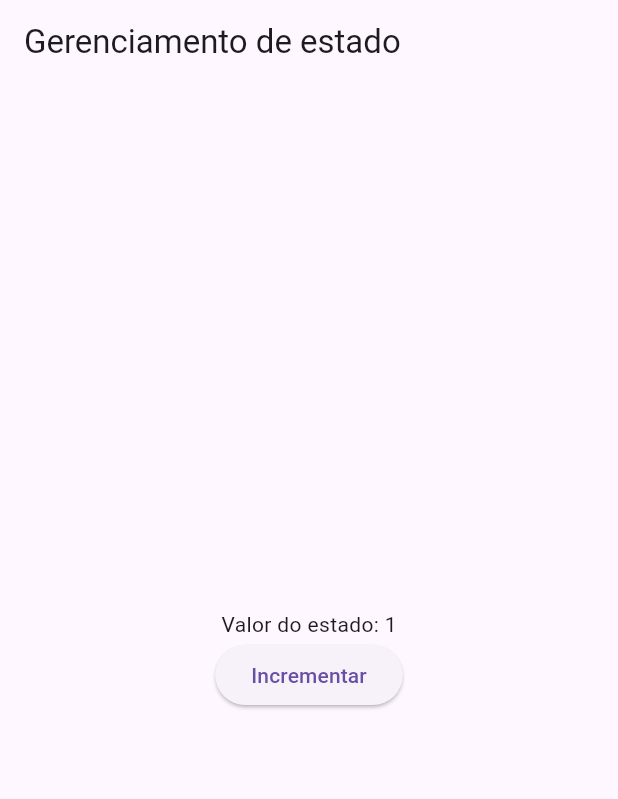
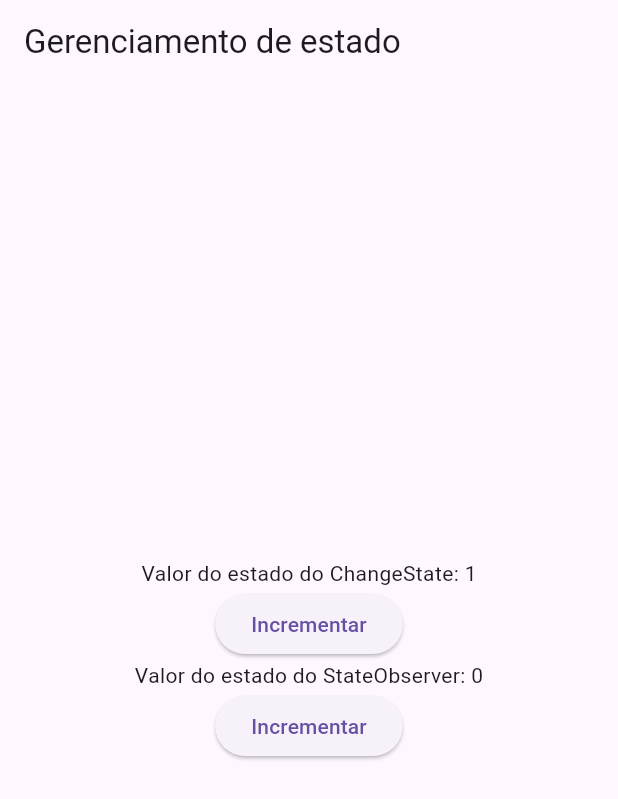
Before and after one commit to Brunokrk/Advanced-Flutter, a Flutter app: the screen it shows after launch, after a tap on "Incrementar", on a phone screen of 412 x 824 dp. Shown: the top 799 px of the screen. Run offline on Flutter 3.47's test engine with Material 3 defaults, Android fonts, the phone set to English and light mode, and no system bars.

Commit message:
gerenciamento de estado unico criado

```diff
--- a/understanding_state_manage/lib/contracts/observable_state.dart
+++ b/understanding_state_manage/lib/contracts/observable_state.dart
@@ -1,4 +1,4 @@
 abstract class ObservableState<T>{
-  final T state; //value
+  final T state; // similar ao value
   ObservableState(this.state);
 }
--- a/understanding_state_manage/lib/controllers/state_observable.dart
+++ b/understanding_state_manage/lib/controllers/state_observable.dart
@@ -2,15 +2,15 @@ import 'package:understanding_state_manage/contracts/observable_state.dart';
 import 'package:understanding_state_manage/controllers/change_state.dart';
 
 class StateObservable<T> extends ChangeState implements ObservableState{
-
-
-  final T _state;
+  T _state;
 
   @override
   T get state => _state;
 
-  set state( T newState){
-
+  set state(T newState){
+    if(newState == _state) return;//aplicação possui um estado, e o novo emitido é igual ao anterior -> nada feito
+    _state = newState;
+    notifyCallbacks();
   }
 
   StateObservable(this._state);
--- a/understanding_state_manage/lib/main.dart
+++ b/understanding_state_manage/lib/main.dart
@@ -1,5 +1,7 @@
 import 'package:flutter/material.dart';
 import 'package:understanding_state_manage/classes/counter_sate.dart';
+import 'package:understanding_state_manage/contracts/observable.dart';
+import 'package:understanding_state_manage/controllers/state_observable.dart';
 // ctrl + K  -> ctrl + S
 
 void main() {
@@ -26,30 +28,29 @@ class MyHomePage extends StatefulWidget {
 }
 
 class _MyHomePageState extends State<MyHomePage> {
-
   final counterState = CounterState();
+  final observableCounter = StateObservable(0);
 
   @override
   void initState() {
     counterState.addListener(callback);
+    observableCounter.addListener(callback);
     super.initState();
   }
+
   @override
   void dispose() {
-
+    observableCounter.removeListener(callback);
     counterState.removeListener(callback);
     super.dispose();
   }
 
-  void callback(){
-    setState(() {
-
-    });
+  void callback() {
+    setState(() {});
   }
 
   @override
   Widget build(BuildContext context) {
-
     return Scaffold(
       appBar: AppBar(
         title: const Text("Gerenciamento de estado"),
@@ -58,11 +59,18 @@ class _MyHomePageState extends State<MyHomePage> {
           child: Column(
         mainAxisAlignment: MainAxisAlignment.center,
         children: [
-          Text("Valor do estado: ${counterState.counter}"),
-          ElevatedButton(onPressed: () {
-            print("TESTEEEEEE");
-            counterState.increment();
-            }, child: const Text("Incrementar"))
+          Text("Valor do estado do ChangeState: ${counterState.counter}"),
+          ElevatedButton(
+              onPressed: () {
+                counterState.increment();
+              },
+              child: const Text("Incrementar")),
+          Text("Valor do estado do StateObserver: ${observableCounter.state}"),
+          ElevatedButton(
+              onPressed: () {
+                observableCounter.state++;
+              },
+              child: const Text("Incrementar"))
         ],
       )),
     );
```
